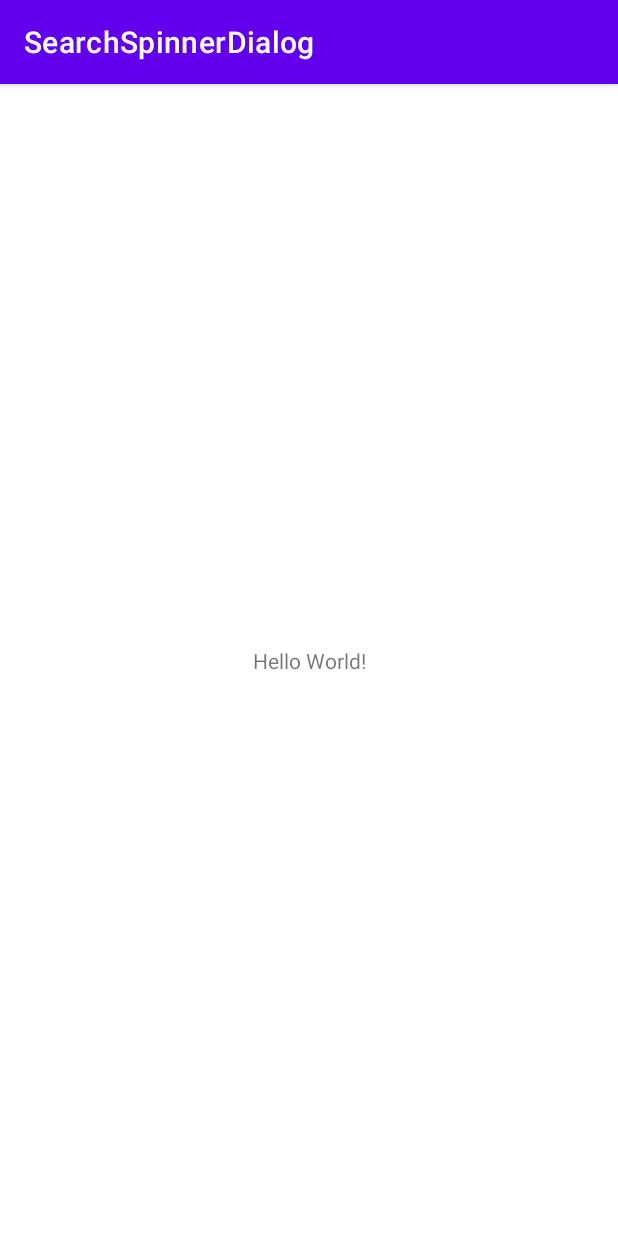
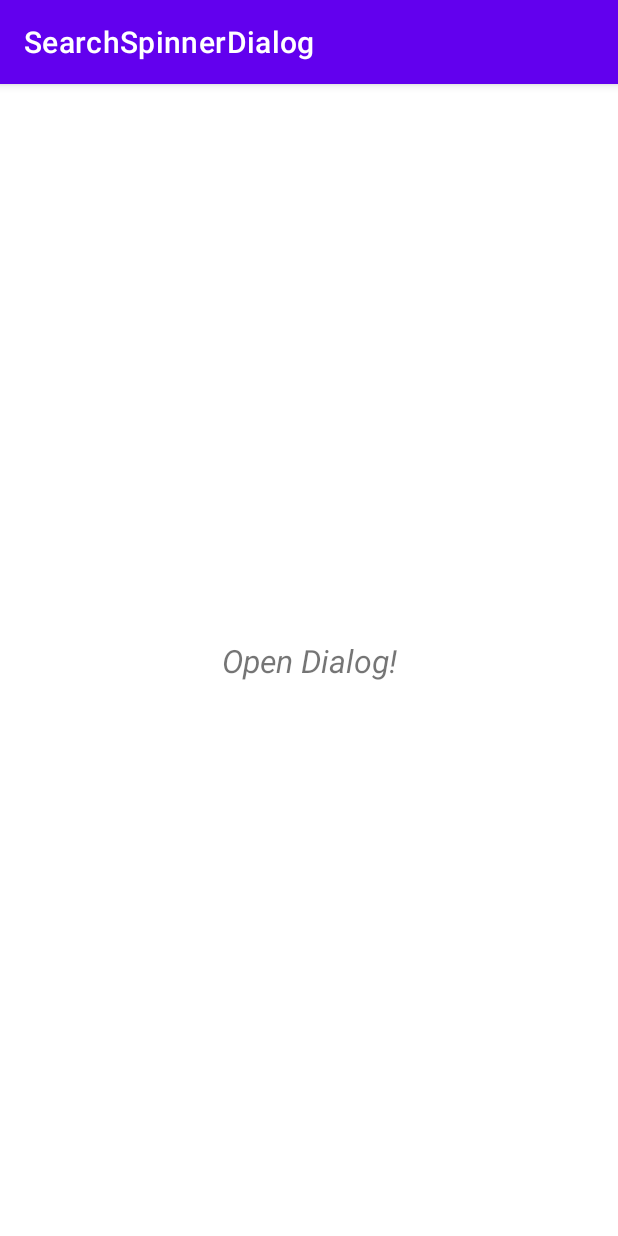
Before and after one commit to UtkuGlsvn/SearchSpinnerDialog, an Android app: the screen it shows after launch (MainActivity), on a phone screen of 412 x 824 dp. Run offline under Robolectric (Android 15) with nearby library versions, the phone set to English and light mode, and no system bars.

Commit message:
change searchview

```diff
--- a/app/src/main/java/com/utkuglsvn/searchspinnerdialog/dialog/SearchSpinnerDialog.kt
+++ b/app/src/main/java/com/utkuglsvn/searchspinnerdialog/dialog/SearchSpinnerDialog.kt
@@ -7,8 +7,8 @@ import android.view.LayoutInflater
 import android.view.View
 import android.view.ViewGroup
 import android.widget.ImageView
-import android.widget.SearchView
 import android.widget.TextView
+import androidx.appcompat.widget.SearchView
 import androidx.fragment.app.DialogFragment
 import androidx.recyclerview.widget.LinearLayoutManager
 import androidx.recyclerview.widget.RecyclerView
--- a/app/src/main/res/layout/activity_main.xml
+++ b/app/src/main/res/layout/activity_main.xml
@@ -10,7 +10,9 @@
         android:id="@+id/textView"
         android:layout_width="wrap_content"
         android:layout_height="wrap_content"
-        android:text="Hello World!"
+        android:text="Open Dialog!"
+        android:textSize="21sp"
+        android:textStyle="italic"
         app:layout_constraintBottom_toBottomOf="parent"
         app:layout_constraintLeft_toLeftOf="parent"
         app:layout_constraintRight_toRightOf="parent"
--- a/app/src/main/res/layout/dialog_search_spinner.xml
+++ b/app/src/main/res/layout/dialog_search_spinner.xml
@@ -33,10 +33,11 @@
     </LinearLayout>
 
 
-    <SearchView
+    <androidx.appcompat.widget.SearchView
         android:id="@+id/searchView"
         android:layout_width="match_parent"
-        android:layout_height="wrap_content" />
+        android:layout_height="wrap_content"
+        app:queryHint="Searching ...." />
 
     <View
         android:id="@+id/viewLine"
```
